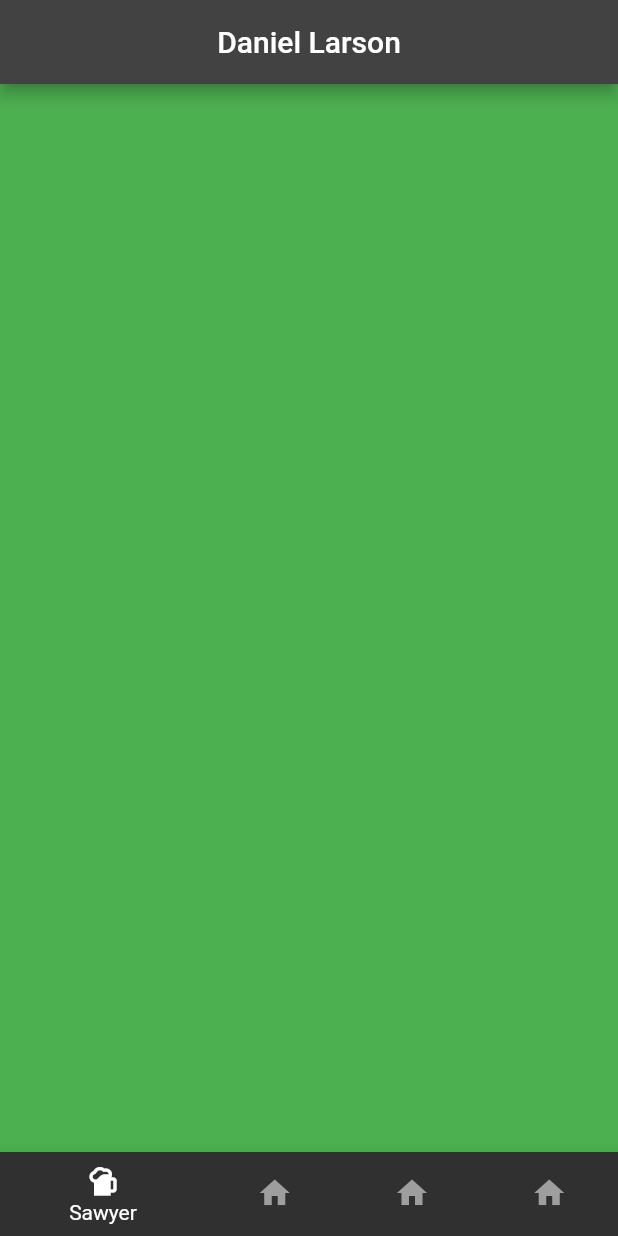
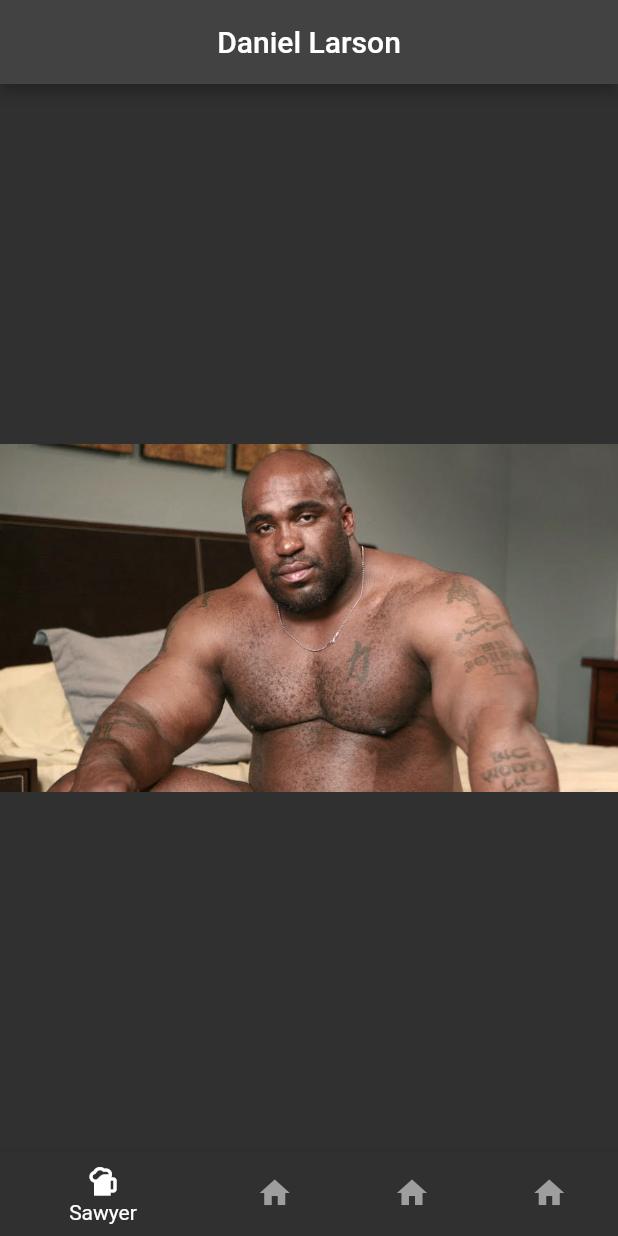
Before and after one commit to sfrieburg/MyApp, a Flutter app: the screen it shows after launch, swiped to page 2, on a phone screen of 412 x 824 dp. Run offline on Flutter 3.47's test engine with Material 2 defaults, Android fonts, the phone set to English and light mode, and no system bars.

```diff
--- a/lib/home.dart
+++ b/lib/home.dart
@@ -26,9 +26,15 @@ class _HomeScreenState extends State<HomeScreen> {
         controller: pageController,
         children: [
           Container(color:Colors.black54),
-          Container(color:Colors.green),
-          Container(color:Colors.blue),
-          Container(color:Colors.purple),
+          Container(
+            child: Image.asset('assets/dude.jpg')
+          ),
+          Container(
+            child: Image.asset('assets/garfield.jpg')
+          ),
+          Container(
+            child: Image.asset('assets/dude.jpg')
+          )
         ],
         ),
       bottomNavigationBar: BottomNavigationBar(
--- a/pubspec.yaml
+++ b/pubspec.yaml
@@ -65,6 +65,7 @@ flutter:
   assets:
     - assets/dude.jpg
     - assets/dew.jpg
+    - assets/garfield.jpg
 
   # An image asset can refer to one or more resolution-specific "variants", see
   # https://flutter.dev/assets-and-images/#resolution-aware.
```
Also changed, not shown: assets/garfield.jpg (added).
